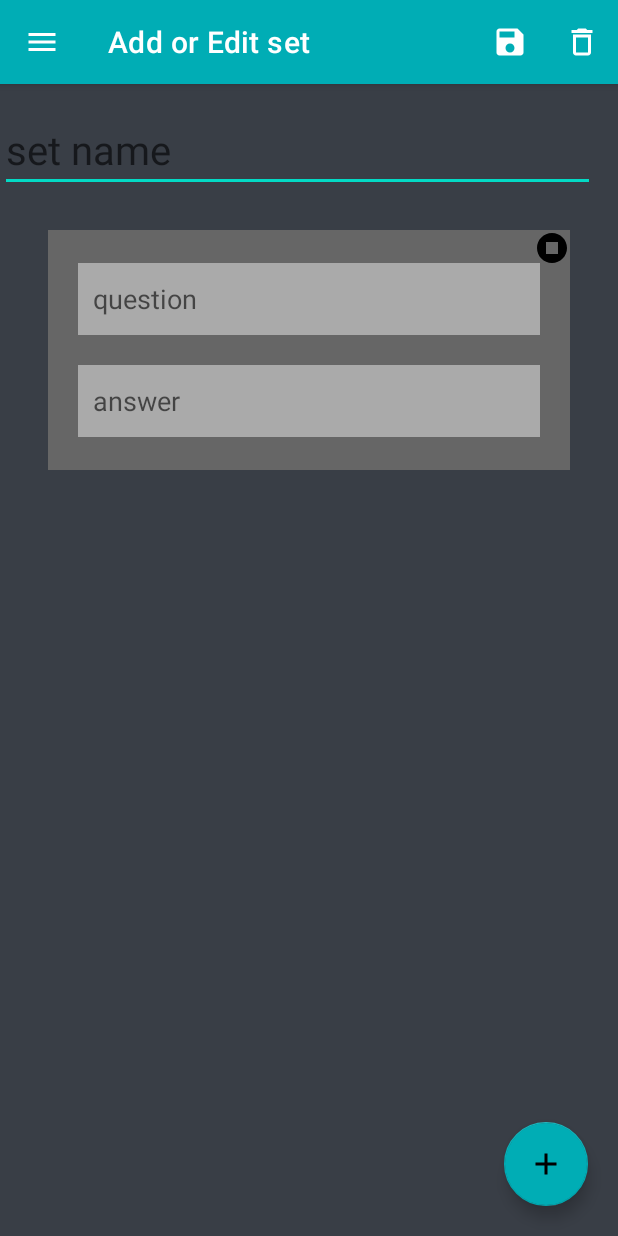
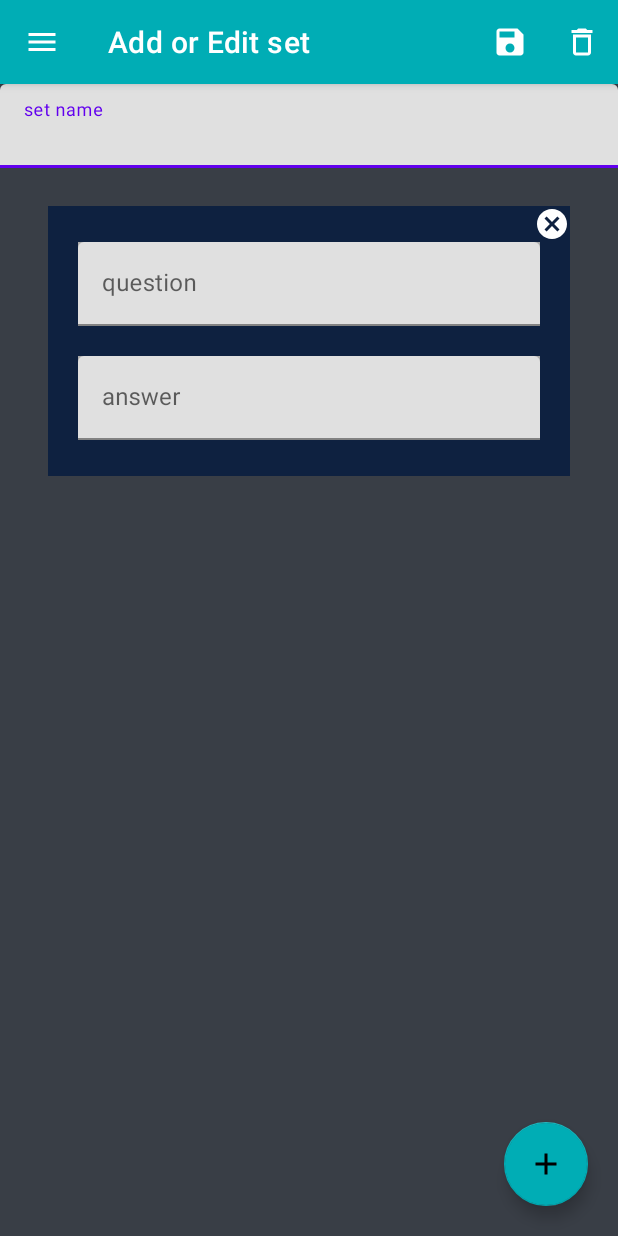
Before and after one commit to DayidTempest/youKnowIt, an Android app: the CreateAndEditSetActivity screen opened directly, with no data from a screen before it, after a tap on an icon or button, on a phone screen of 412 x 824 dp. Run offline under Robolectric (Android 15) with nearby library versions, the phone set to English and light mode, and no system bars.

Commit message:
Create + answer improvements layout

```diff
--- /dev/null
+++ b/app/src/main/res/drawable/ic_baseline_cancel_24.xml
@@ -0,0 +1,5 @@
+<vector android:height="24dp" android:tint="#000000"
+    android:viewportHeight="24" android:viewportWidth="24"
+    android:width="24dp" xmlns:android="http://schemas.android.com/apk/res/android">
+    <path android:fillColor="@android:color/white" android:pathData="M12,2C6.47,2 2,6.47 2,12s4.47,10 10,10 10,-4.47 10,-10S17.53,2 12,2zM17,15.59L15.59,17 12,13.41 8.41,17 7,15.59 10.59,12 7,8.41 8.41,7 12,10.59 15.59,7 17,8.41 13.41,12 17,15.59z"/>
+</vector>
--- a/app/src/main/res/layout/activity_create_and_edit_set.xml
+++ b/app/src/main/res/layout/activity_create_and_edit_set.xml
@@ -49,17 +49,22 @@
                 android:layout_height="wrap_content"
                 android:layout_marginBottom="10dp">
 
-                <EditText
+                <com.google.android.material.textfield.TextInputLayout
                     android:id="@+id/projectname"
                     android:layout_width="match_parent"
                     android:layout_height="wrap_content"
-                    android:layout_marginTop="15dp"
-                    android:layout_marginEnd="15dp"
                     android:layout_marginBottom="5dp"
                     android:hint="@string/set_name"
                     android:imeOptions="actionNext"
                     android:inputType="textCapSentences"
-                    android:textSize="12pt" />
+                    android:textSize="12pt">
+
+                    <com.google.android.material.textfield.TextInputEditText
+                        android:layout_width="match_parent"
+                        android:layout_height="wrap_content"
+                        />
+
+                </com.google.android.material.textfield.TextInputLayout>
             </RelativeLayout>
 
             <LinearLayout
--- a/app/src/main/res/layout/single_question_and_answer_tile.xml
+++ b/app/src/main/res/layout/single_question_and_answer_tile.xml
@@ -1,51 +1,60 @@
 <?xml version="1.0" encoding="utf-8"?>
 <RelativeLayout xmlns:android="http://schemas.android.com/apk/res/android"
         android:layout_width="match_parent"
-        android:layout_height="160dp"
+        android:layout_height="180dp"
         android:layout_marginStart="32dp"
         android:layout_marginTop="10dp"
         android:layout_marginBottom="10dp"
         android:layout_marginEnd="32dp"
-        android:background="#666"
+        android:background="#0E2140"
         android:orientation="vertical"
         android:gravity="center"
         >
 
     <RelativeLayout
+        android:layout_width="match_parent"
+        android:layout_height="match_parent"
+        android:gravity="center">
+
+        <com.google.android.material.textfield.TextInputLayout
+            android:id="@+id/question_place"
             android:layout_width="match_parent"
-            android:layout_height="match_parent"
-           android:gravity="center"
-            >
-        <EditText
+            android:layout_height="wrap_content"
+            android:layout_above="@id/answer_place"
+            android:layout_marginStart="20dp"
+            android:layout_marginEnd="20dp"
+            android:layout_marginBottom="20dp"
+            android:background="#AAA"
+            android:hint="@string/question_hint">
+
+            <com.google.android.material.textfield.TextInputEditText
+                android:layout_width="match_parent"
+                android:layout_height="wrap_content" />
+
+        </com.google.android.material.textfield.TextInputLayout>
+
+        <com.google.android.material.textfield.TextInputLayout
+            android:id="@+id/answer_place"
             android:layout_width="match_parent"
-            android:layout_height="48dp"
-            android:layout_marginBottom="20dp"
+            android:layout_height="wrap_content"
+            android:layout_marginStart="20dp"
             android:layout_marginEnd="20dp"
-            android:layout_marginStart="20dp"
-            android:hint="@string/question_hint"
-            android:id="@+id/question_place"
             android:background="#AAA"
-            android:paddingStart="10dp"
-            android:paddingEnd="0dp"
-            android:layout_above="@id/answer_place"
-            />
-        <EditText
-            android:layout_width="match_parent"
-            android:layout_height="48dp"
-            android:layout_marginEnd="20dp"
-            android:layout_marginStart="20dp"
-            android:hint="@string/answer_hint"
-            android:id="@+id/answer_place"
-            android:background="#AAA"
-            android:paddingStart="10dp"
-            android:paddingEnd="0dp"
-            />
-        </RelativeLayout>
+            android:hint="@string/answer_hint">
+
+            <com.google.android.material.textfield.TextInputEditText
+                android:layout_width="match_parent"
+                android:layout_height="wrap_content" />
+
+        </com.google.android.material.textfield.TextInputLayout>
+    </RelativeLayout>
+
     <ImageButton
         android:layout_width="24dp"
         android:layout_height="24dp"
         android:layout_alignParentEnd="true"
-        android:background="@drawable/ic_baseline_stop_circle_24"
-        android:onClick="deleteButton"/>
+        android:background="@drawable/ic_baseline_cancel_24"
+        android:onClick="deleteButton"
+        android:backgroundTint="@color/white"/>
 
 </RelativeLayout>
```
